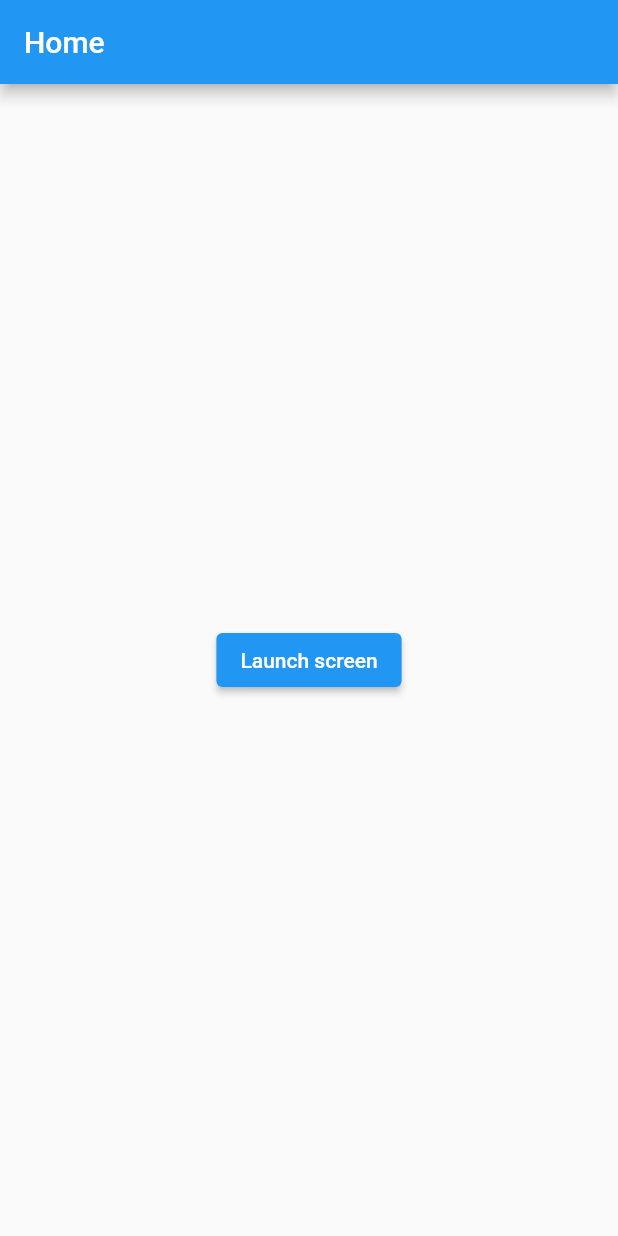
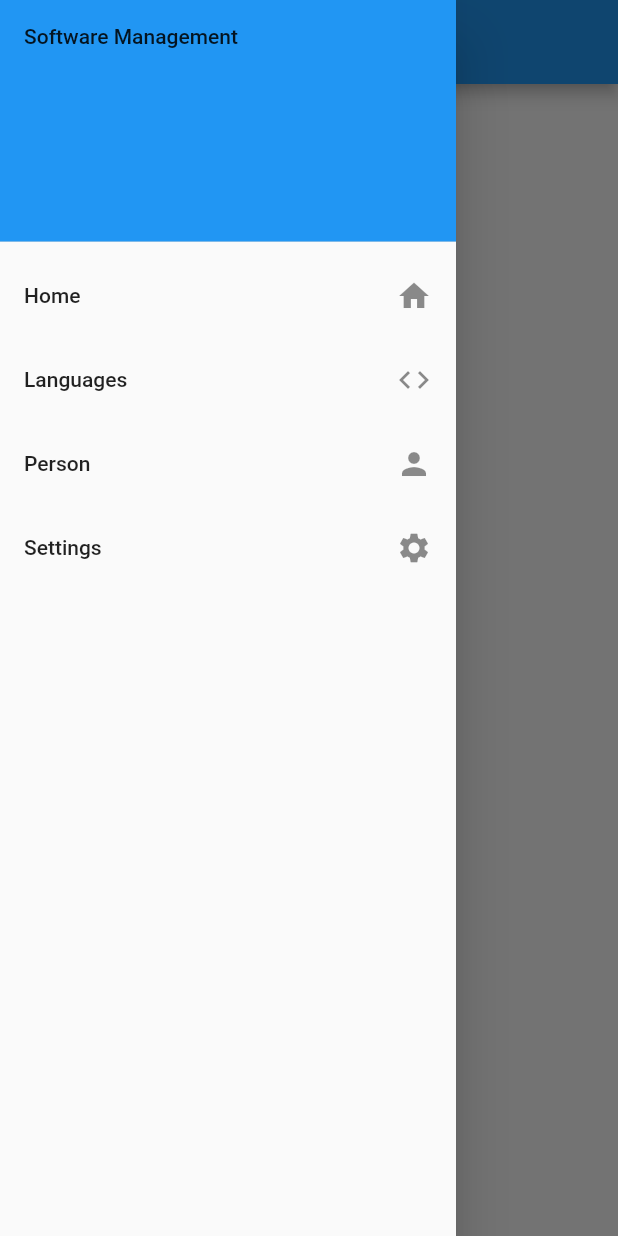
Before and after one commit to brenosss/software-management, a Flutter app: the screen it shows after launch, with the side drawer open (before the commit the screen has no drawer), on a phone screen of 412 x 824 dp. Run offline on Flutter 3.47's test engine with Material 2 defaults, Android fonts, the phone set to English and light mode, and no system bars.

Commit message:
Create a side bar menu

```diff
--- /dev/null
+++ b/frontend/lib/pages/components/sideBar.dart
@@ -0,0 +1,44 @@
+import 'package:flutter/material.dart';
+
+class SideBar extends StatelessWidget {
+  @override
+  Widget build(BuildContext context) {
+    return Drawer(
+      child: ListView(
+        padding: EdgeInsets.zero,
+        children: <Widget>[
+          DrawerHeader(
+            child: Text('Software Management'),
+            decoration: BoxDecoration(
+              color: Colors.blue,
+            ),
+          ),
+          ListTile(
+            title: Text('Home'),
+            trailing: Icon(Icons.home),
+            onTap: () {
+              Navigator.pushNamed(context, '/');
+            },
+          ),
+          ListTile(
+            title: Text('Languages'),
+            trailing: Icon(Icons.code),
+            onTap: () {
+              Navigator.pushNamed(context, '/library');
+            },
+          ),
+          ListTile(
+            title: Text('Person'),
+            trailing: Icon(Icons.person),
+            onTap: () {},
+          ),
+          ListTile(
+            title: Text('Settings'),
+            trailing: Icon(Icons.settings),
+            onTap: () {},
+          ),
+        ],
+      ),
+    );
+  }
+}
--- a/frontend/lib/pages/home.dart
+++ b/frontend/lib/pages/home.dart
@@ -1,4 +1,5 @@
 import 'package:flutter/material.dart';
+import 'package:frontend/pages/components/sideBar.dart';
 
 class HomeScreen extends StatelessWidget {
   @override
@@ -7,11 +8,11 @@ class HomeScreen extends StatelessWidget {
       appBar: AppBar(
         title: Text('Home'),
       ),
+      drawer: SideBar(),
       body: Center(
         child: ElevatedButton(
           child: Text('Launch screen'),
           onPressed: () {
-            // Navigate to the second screen using a named route.
             Navigator.pushNamed(context, '/library');
           },
         ),
--- a/frontend/lib/pages/library.dart
+++ b/frontend/lib/pages/library.dart
@@ -2,6 +2,7 @@ import 'package:flutter/material.dart';
 import 'package:frontend/entities/languageInfo.dart';
 import 'package:frontend/services/languageInfo.dart';
 import 'package:frontend/pages/components/languageInfo.dart';
+import 'package:frontend/pages/components/sideBar.dart';
 
 class LibraryScreen extends StatefulWidget {
   LibraryScreen({Key key}) : super(key: key);
@@ -17,6 +18,7 @@ class _LibraryScreenState extends State<LibraryScreen> {
       appBar: AppBar(
         title: Text("Library"),
       ),
+      drawer: SideBar(),
       body: Center(
         child: FutureBuilder<List<LanguageInfo>>(
           future: fetchLanguageInfo(),
```
